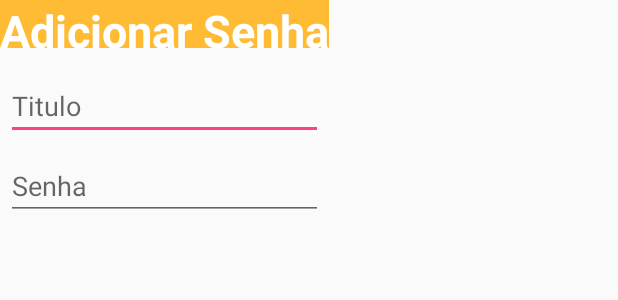
After one commit to hugo-00/Keyper, an Android app: the layout dialog_layout.xml on its own in the app's theme, with its tools: preview values and no code run, on a phone screen of 412 x 824 dp. The commit adds this screen. Shown: the top 300 px of the screen. Run offline under Robolectric (Android 15) with nearby library versions, the phone set to English and light mode, and no system bars.

Commit message:
Adicão de senhas manualmente pelo AlertDialog Eliminação de Senhas

```diff
--- a/app/src/main/java/com/hugofilipe1501gmail/aula3/SenhaDao.java
+++ b/app/src/main/java/com/hugofilipe1501gmail/aula3/SenhaDao.java
@@ -1,6 +1,7 @@
 package com.hugofilipe1501gmail.aula3;
 
 import android.arch.persistence.room.Dao;
+import android.arch.persistence.room.Delete;
 import android.arch.persistence.room.Insert;
 import android.arch.persistence.room.Query;
 
@@ -13,4 +14,8 @@ public abstract class SenhaDao {
 
     @Insert
     abstract void insert(Senha s);
+
+    @Delete
+    abstract void Delete(Senha s);
+
 }
--- /dev/null
+++ b/app/src/main/res/layout/dialog_layout.xml
@@ -0,0 +1,37 @@
+<?xml version="1.0" encoding="utf-8"?>
+<LinearLayout xmlns:android="http://schemas.android.com/apk/res/android"
+    android:orientation="vertical"
+    android:layout_width="wrap_content"
+    android:layout_height="wrap_content">
+
+    <TextView
+        android:layout_width="match_parent"
+        android:layout_height="32dp"
+        android:background="#ffffbb33"
+        android:textColor="#fff"
+        android:textStyle="bold"
+        android:text="Adicionar Senha"
+        android:textSize="30dp"/>
+
+    <EditText
+        android:id="@+id/edt_add_título"
+        android:layout_width="match_parent"
+        android:layout_height="wrap_content"
+        android:layout_marginTop="16dp"
+        android:layout_marginLeft="4dp"
+        android:layout_marginRight="4dp"
+        android:layout_marginBottom="4dp"
+        android:hint="Titulo"/>
+
+    <EditText
+        android:layout_width="match_parent"
+        android:layout_height="wrap_content"
+        android:id="@+id/edt_add_senha"
+        android:layout_marginTop="4dp"
+        android:layout_marginLeft="4dp"
+        android:layout_marginRight="4dp"
+        android:layout_marginBottom="16dp"
+        android:hint="Senha"
+        android:fontFamily="sans-serif"/>
+
+</LinearLayout>
```
Also changed, not shown: app/src/main/java/com/hugofilipe1501gmail/aula3/MainActivity.java (+32 -4 lines), app/src/main/java/com/hugofilipe1501gmail/aula3/PasswordAdapter.java (+32 -1 lines), app/src/main/res/layout/linha_password.xml (+12 -7 lines).
